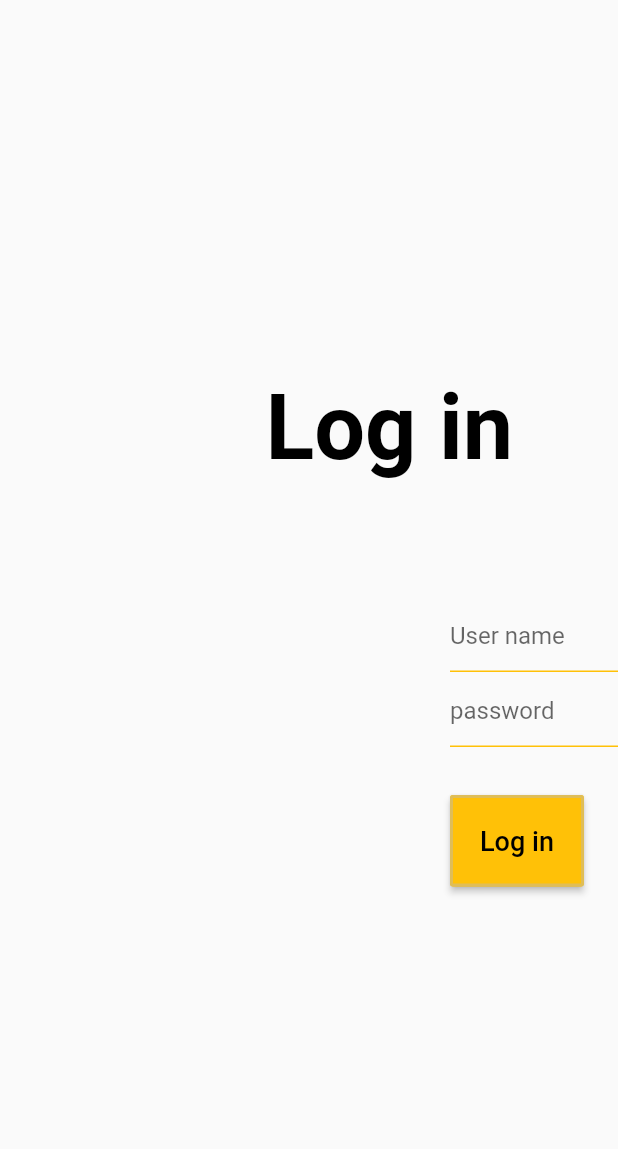
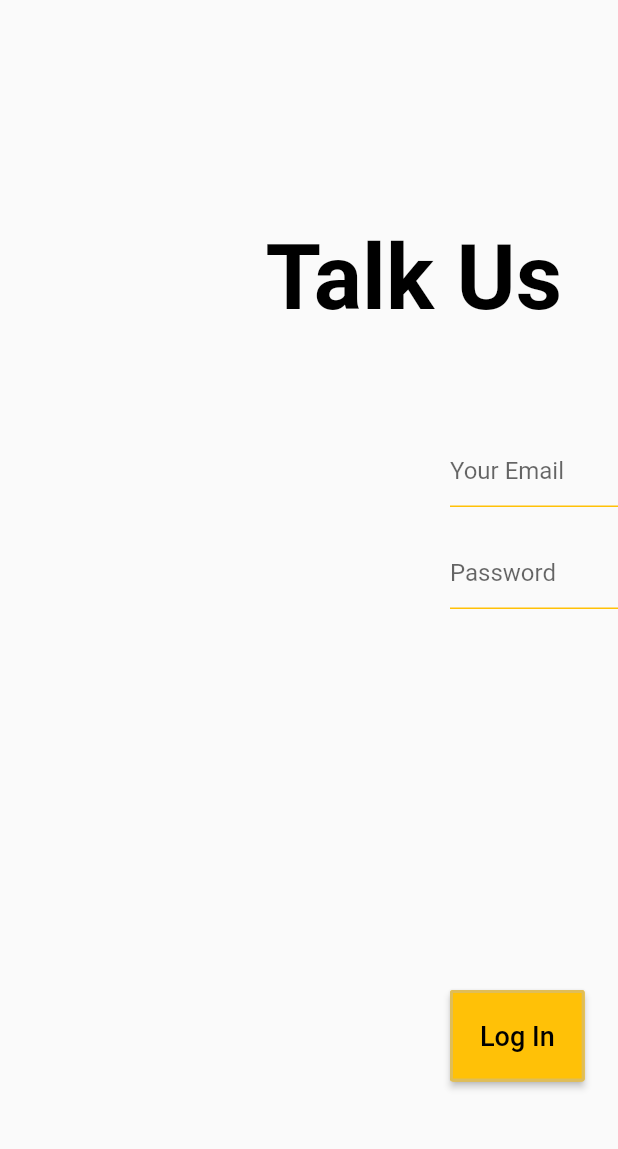
Before and after one commit to Azizah1992/life-coach-flutter-website, a Flutter app: the LoginScreen screen opened by its route, on a phone screen of 412 x 824 dp, the part 84-1233 px from its top. Run offline on Flutter 3.47's test engine with Material 2 defaults, Android fonts, the phone set to English and light mode, and no system bars; our stand-ins replace cloud_firestore, firebase_auth, firebase_core, get, get_storage, sizer; accounts and stored records are empty.

Commit message:
firebase-login-signup added

```diff
--- /dev/null
+++ b/lib/logic/bindings/auth_binding.dart
@@ -0,0 +1,13 @@
+
+
+
+import 'package:backend/logic/controller/auth_controller.dart';
+import 'package:get/get.dart';
+
+class AuthBinding extends Bindings {
+  @override
+  void dependencies() {
+    Get.put(AuthController());
+
+  }
+}
--- a/lib/routes/routes.dart
+++ b/lib/routes/routes.dart
@@ -1,3 +1,4 @@
+import 'package:backend/logic/bindings/auth_binding.dart';
 import 'package:backend/view/screens/about.dart';
 import 'package:backend/view/screens/auth/joinus.dart';
 import 'package:backend/view/screens/auth/login.dart';
@@ -11,13 +12,18 @@ import 'package:get/get.dart';
 class AppRoute {
   static List<GetPage> routes = [
     GetPage(name: Routes.home, page: () => const HomePage()),
-    GetPage(name: Routes.login, page: () => const LoginScreen()),
+    GetPage(
+        name: Routes.login, page: () => LoginScreen(), binding: AuthBinding()),
     GetPage(name: Routes.about, page: () => const AboutPage()),
-    GetPage(name: Routes.joinus, page: () => const JoinusScreen()),
+    GetPage(
+        name: Routes.joinus,
+        page: () => JoinusScreen(),
+        binding: AuthBinding()),
     GetPage(name: Routes.services, page: () => const ServecesScreen()),
     GetPage(name: Routes.coache, page: () => const CoachesScreen()),
     GetPage(name: Routes.profile, page: () => const ProfilePage()),
-    GetPage(name: Routes.coachdescription, page: () => const CoachDescription()),
+    GetPage(
+        name: Routes.coachdescription, page: () => const CoachDescription()),
   ];
 }
 
--- /dev/null
+++ b/lib/utils/my_string.dart
@@ -0,0 +1,5 @@
+String validationEmail =
+    r"^[a-zA-Z0-9.a-zA-Z0-9.!#$%&'*+-/=?^_`{|}~]+@[a-zA-Z0-9]+\.[a-zA-Z]+";
+
+String validationPassword =
+    r"^(?=.*?[A-Z])(?=.*?[a-z])(?=.*?[0-9])(?=.*?[!@#\$&*~]).{8,}$";
--- a/lib/view/screens/auth/login.dart
+++ b/lib/view/screens/auth/login.dart
@@ -1,10 +1,20 @@
+import 'package:backend/logic/controller/auth_controller.dart';
 import 'package:backend/routes/routes.dart';
+import 'package:backend/utils/my_string.dart';
+import 'package:backend/view/widgets/button.dart';
+import 'package:backend/view/widgets/text_form_feild.dart';
 import 'package:flutter/material.dart';
 import 'package:get/get.dart';
 import 'package:get/utils.dart';
 
 class LoginScreen extends StatelessWidget {
-  const LoginScreen({super.key});
+  LoginScreen({super.key});
+
+  final formKey = GlobalKey<FormState>();
+  final TextEditingController nameController = TextEditingController();
+  final TextEditingController emailController = TextEditingController();
+  final TextEditingController passwordController = TextEditingController();
+  final controller = Get.find<AuthController>();
 
   @override
   Widget build(BuildContext context) {
@@ -93,11 +103,13 @@ class LoginScreen extends StatelessWidget {
           ],
         ),
       ),
-      body: Stack(children: [
+      body: SingleChildScrollView(
+        child: Stack(children: [
           Container(
             // height: MediaQuery.of(context).size.height * .8,
+            // height: 9000,
             child: Padding(
-            padding: const EdgeInsets.only(left: 860, top: 10),
+              padding: const EdgeInsets.only(left: 930),
               child: Image.asset(
                 'assets/images/yello.png',
               ),
@@ -115,63 +127,75 @@ class LoginScreen extends StatelessWidget {
             child: Padding(
               padding: const EdgeInsets.only(
                 left: 177,
-              top: 250,
+                top: 150,
               ),
-            child: Text('Log in',
+              child: Text('Talk Us',
                   style: TextStyle(
                       fontSize: 60,
                       color: Colors.black,
                       fontWeight: FontWeight.bold)),
             ),
           ),
-        Container(
-          width: 600,
-          child: Padding(
-            padding: const EdgeInsets.only(left: 300, top: 400),
-            child: TextField(
-              decoration: InputDecoration(
-                hintText: 'User name',
-                enabledBorder: UnderlineInputBorder(
-                  borderSide: BorderSide(color: Colors.amber), //<-- SEE HERE
+          Padding(
+            padding: const EdgeInsets.only(top: 270),
+            child: Form(
+              key: formKey,
+              child: Column(
+                children: [
+
+                  AuthTextFormFeild(
+                    hintText: 'Your Email',
+                    obscureText: false,
+                    controller: emailController,
+                    validator: (value) {
+                      // if (!RegExp(validationEmail).hasMatch(value)) {
+                      //   return "Worng E-mail";
+                      // } else {
+                      //   return null;
+                      // }
+                    },
+                  ),
+                  AuthTextFormFeild(
+                    hintText: 'Password',
+                    obscureText: true,
+                    controller: passwordController,
+                  validator: (value) {
+                if (value.toString().length < 6) {
+                  return " Worng password";
+                } else {
+                  return null;
+                }
+              },
+                  ),
+                ],
               ),
             ),
           ),
-          ),
-        ),
-        Container(
-          width: 600,
-          child: Padding(
-            padding: const EdgeInsets.only(left: 300, top: 450),
-            child: TextField(
-              decoration: InputDecoration(
-                hintText: 'password',
-                enabledBorder: UnderlineInputBorder(
-                  borderSide: BorderSide(color: Colors.amber), //<-- SEE HERE
-                ),
-              ),
-            ),
-          ),
-        ),
-        Container(
-          child: Padding(
-            padding: const EdgeInsets.only(left: 300, top: 530),
-            child: ElevatedButton(
-              child: Text(
-                'Log in',
-                style: TextStyle(fontSize: 18, color: Colors.black),
-              ),
-              style: ElevatedButton.styleFrom(
-                  primary: Colors.amber,
-                  shape: RoundedRectangleBorder(
-                      borderRadius: BorderRadius.circular(2)),
-                  side: BorderSide(
-                      width: 2, color: Color.fromARGB(255, 223, 189, 88)),
-                  padding: EdgeInsets.all(20)),
-              onPressed: () {},
-            ),
-          ),
+          GetBuilder<AuthController>(
+            builder: (_) {
+              return AuthButton(
+            onPressed: () async {
+                if (formKey.currentState!.validate()) {
+                  String email = emailController.text.trim();
+                  String password = passwordController.text;
+                  controller.displayUserEmail.value = email;
+                  controller.loginUsingFierbase(
+                      email: email, password: password);
+                  // show loding page after press login in button
+                  showDialog(
+                    context: context,
+                    builder: (context) {
+                      return Center(child: CircularProgressIndicator());
+                    },
+                  );
+                }
+              },
+                text: 'Log In',
+              );
+            },
           )
         ]),
+      ),
     );
   }
 }
--- a/lib/view/screens/auth/profilepage.dart
+++ b/lib/view/screens/auth/profilepage.dart
@@ -5,8 +5,10 @@ class ProfilePage extends StatelessWidget {
 
   @override
   Widget build(BuildContext context) {
-    return Container(
-      child: Text('profilepage'),
+    return Scaffold(
+      body: Container(
+        child: Text('profilepage'),
+      ),
     );
   }
 }
--- a/lib/view/screens/coachdescription.dart
+++ b/lib/view/screens/coachdescription.dart
@@ -5,6 +5,8 @@ class CoachDescription extends StatelessWidget {
 
   @override
   Widget build(BuildContext context) {
-    return Scaffold(body: Container(child: Text('im coach description ')));
+    return Container(
+
+    );
   }
 }
--- /dev/null
+++ b/lib/view/widgets/button.dart
@@ -0,0 +1,31 @@
+import 'package:flutter/material.dart';
+
+class AuthButton extends StatelessWidget {
+  const AuthButton({super.key, required this.text, required this.onPressed});
+
+  final String text;
+  final Function() onPressed;
+
+  @override
+  Widget build(BuildContext context) {
+    return Container(
+      child: Padding(
+        padding: const EdgeInsets.only(left: 300, top: 660),
+        child: ElevatedButton(
+          child: Text(
+            text,
+            style: TextStyle(fontSize: 18, color: Colors.black),
+          ),
+          style: ElevatedButton.styleFrom(
+              primary: Colors.amber,
+              shape: RoundedRectangleBorder(
+                  borderRadius: BorderRadius.circular(2)),
+              side: BorderSide(
+                  width: 2, color: Color.fromARGB(255, 223, 189, 88)),
+              padding: EdgeInsets.all(20)),
+          onPressed: onPressed,
+        ),
+      ),
+    );
+  }
+}
--- /dev/null
+++ b/lib/view/widgets/text_form_feild.dart
@@ -0,0 +1,37 @@
+import 'package:flutter/material.dart';
+
+class AuthTextFormFeild extends StatelessWidget {
+  const AuthTextFormFeild(
+      {super.key,
+      required this.hintText,
+      required this.obscureText,
+      required this.controller,
+      required this.validator
+      });
+
+  final String hintText;
+  final bool obscureText;
+  final TextEditingController controller;
+  final Function validator;
+
+  @override
+  Widget build(BuildContext context) {
+    return Container(
+      width: 600,
+      child: Padding(
+        padding: const EdgeInsets.only(left: 300, top: 20),
+        child: TextFormField(
+          controller: controller,
+          obscureText: obscureText,
+          validator: (value) => validator(value),
+          decoration: InputDecoration(
+            hintText: hintText,
+            enabledBorder: UnderlineInputBorder(
+              borderSide: BorderSide(color: Colors.amber), //<-- SEE HERE
+            ),
+          ),
+        ),
+      ),
+    );
+  }
+}
--- a/pubspec.yaml
+++ b/pubspec.yaml
@@ -39,6 +39,10 @@ dependencies:
   sizer: ^2.0.15
   get: ^4.6.5
   responsive_sizer: ^3.1.1
+  firebase_core: ^2.4.0
+  firebase_auth: ^4.2.1
+  cloud_firestore: ^4.2.0
+  get_storage: ^2.0.3
 
 dev_dependencies:
   flutter_test:
```
Also changed, not shown: lib/logic/controller/auth_controller.dart (added, +162 -0 lines), lib/main.dart (+13 -2 lines), lib/view/screens/auth/joinus.dart (+96 -71 lines), lib/view/widgets/coach_image.dart (+6 -5 lines), lib/firebase_options.dart (added), pubspec.lock, 13 other files. Lines whose indentation alone changed are shown as unchanged.
